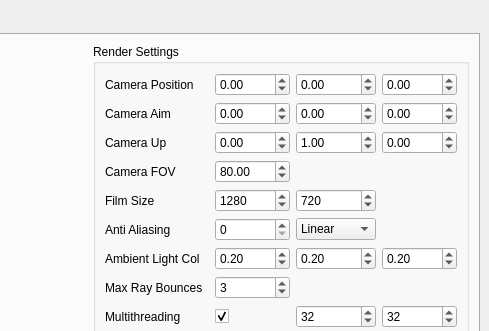
First picture: the form in FinalSubmission/ui/viewport.ui, repository quentinjcm/CA1_personal_copy, before the edit; both pictures show x 518 to 1007 and y 0 to 331 of the 1007 by 641 pixel window.
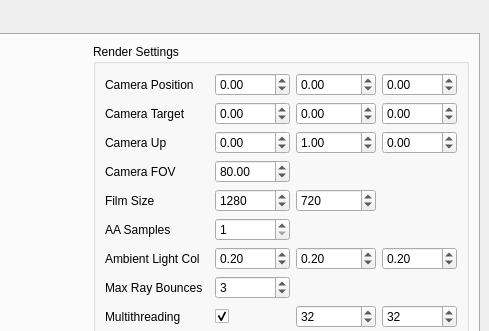
Second picture: the form after the edit.

What changed in the file:
```diff
--- a/FinalSubmission/ui/viewport.ui
+++ b/FinalSubmission/ui/viewport.ui
@@ -260,7 +260,7 @@
              <item row="2" column="0">
               <widget class="QLabel" name="label_2">
                <property name="text">
-                <string>Camera Aim</string>
+                <string>Camera Target</string>
                </property>
               </widget>
              </item>
@@ -276,6 +276,9 @@
              </item>
              <item row="8" column="2">
               <widget class="QSpinBox" name="m_aa">
+               <property name="minimum">
+                <number>1</number>
+               </property>
                <property name="maximum">
                 <number>50</number>
                </property>
@@ -354,20 +357,6 @@
                </property>
               </widget>
              </item>
-             <item row="8" column="3">
-              <widget class="QComboBox" name="m_aaType">
-               <item>
-                <property name="text">
-                 <string>Linear</string>
-                </property>
-               </item>
-               <item>
-                <property name="text">
-                 <string>Random</string>
-                </property>
-               </item>
-              </widget>
-             </item>
              <item row="14" column="3">
               <widget class="QDoubleSpinBox" name="m_bgG">
                <property name="maximum">
@@ -378,7 +367,7 @@
              <item row="8" column="0">
               <widget class="QLabel" name="label_4">
                <property name="text">
-                <string>Anti Aliasing</string>
+                <string>AA Samples</string>
                </property>
               </widget>
              </item>
```
Left out of the diff: 8 changed lines with no effect on the pictures.
